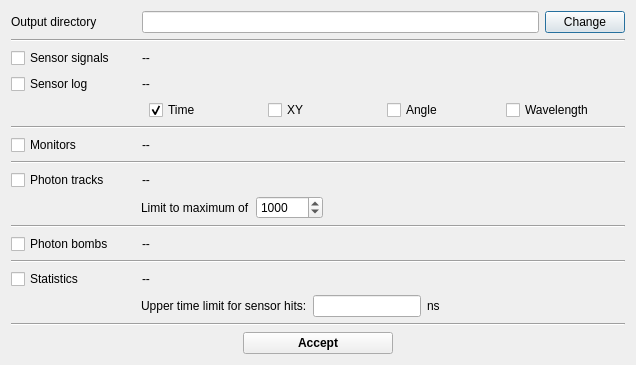
This is ants3bundle/src/ants3/gui/photsim/aphotonsimoutputdialog.ui in andrmor/ANTS3bundle as Qt 5 draws it before an edit. The edited form follows.
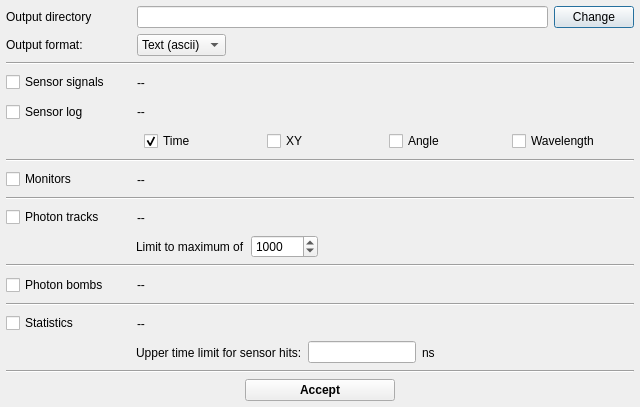
This is the edited form.

Diff of the .ui file:
```diff
--- a/ants3bundle/src/ants3/gui/photsim/aphotonsimoutputdialog.ui
+++ b/ants3bundle/src/ants3/gui/photsim/aphotonsimoutputdialog.ui
@@ -6,14 +6,26 @@
    <rect>
     <x>0</x>
     <y>0</y>
-    <width>636</width>
-    <height>354</height>
+    <width>640</width>
+    <height>407</height>
    </rect>
   </property>
   <property name="windowTitle">
    <string>Photon simulation output</string>
   </property>
   <layout class="QVBoxLayout" name="verticalLayout">
+   <property name="leftMargin">
+    <number>6</number>
+   </property>
+   <property name="topMargin">
+    <number>6</number>
+   </property>
+   <property name="rightMargin">
+    <number>6</number>
+   </property>
+   <property name="bottomMargin">
+    <number>6</number>
+   </property>
    <item>
     <layout class="QHBoxLayout" name="horizontalLayout">
      <item>
@@ -41,6 +53,59 @@
      </item>
     </layout>
    </item>
+   <item>
+    <layout class="QHBoxLayout" name="horizontalLayout_13">
+     <property name="topMargin">
+      <number>0</number>
+     </property>
+     <item>
+      <widget class="QLabel" name="label_5">
+       <property name="minimumSize">
+        <size>
+         <width>125</width>
+         <height>0</height>
+        </size>
+       </property>
+       <property name="text">
+        <string>Output format:</string>
+       </property>
+      </widget>
+     </item>
+     <item>
+      <widget class="QComboBox" name="cobFileFormat">
+       <property name="sizePolicy">
+        <sizepolicy hsizetype="Minimum" vsizetype="Fixed">
+         <horstretch>0</horstretch>
+         <verstretch>0</verstretch>
+        </sizepolicy>
+       </property>
+       <item>
+        <property name="text">
+         <string>Text (ascii)</string>
+        </property>
+       </item>
+       <item>
+        <property name="text">
+         <string>Binary</string>
+        </property>
+       </item>
+      </widget>
+     </item>
+     <item>
+      <spacer name="horizontalSpacer_11">
+       <property name="orientation">
+        <enum>Qt::Horizontal</enum>
+       </property>
+       <property name="sizeHint" stdset="0">
+        <size>
+         <width>40</width>
+         <height>20</height>
+        </size>
+       </property>
+      </spacer>
+     </item>
+    </layout>
+   </item>
    <item>
     <widget class="Line" name="line">
      <property name="orientation">
```
Left out of the diff: 12 changed lines with no effect on the pictures.
